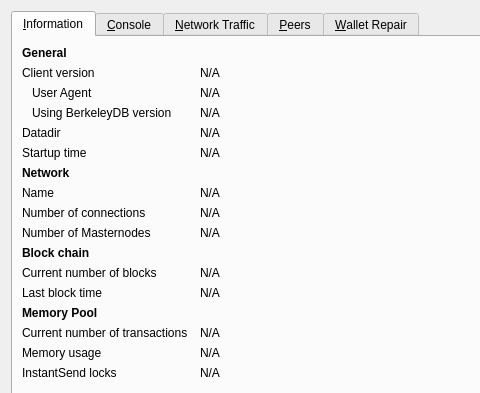
Qt form src/qt/forms/debugwindow.ui (Raptor3um/raptoreum) before a commit; both pictures show x 0 to 480 and y 0 to 393 of the 769 by 485 pixel window.
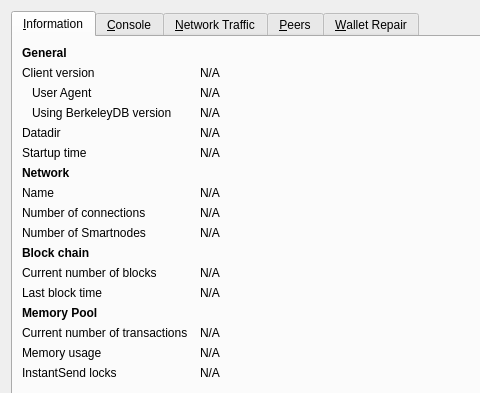
The same form after that commit. Icons and pictures are not drawn. Custom widgets are drawn as their Qt base class.

Commit message: rename/refractor masternode to smartnode

The edit to the form file:
```diff
--- a/src/qt/forms/debugwindow.ui
+++ b/src/qt/forms/debugwindow.ui
@@ -226,7 +226,7 @@
        <item row="9" column="0">
         <widget class="QLabel" name="smartnodeCountLabel">
          <property name="text">
-          <string>Number of Masternodes</string>
+          <string>Number of Smartnodes</string>
          </property>
         </widget>
        </item>
```
The commit also changes 127 other files.
